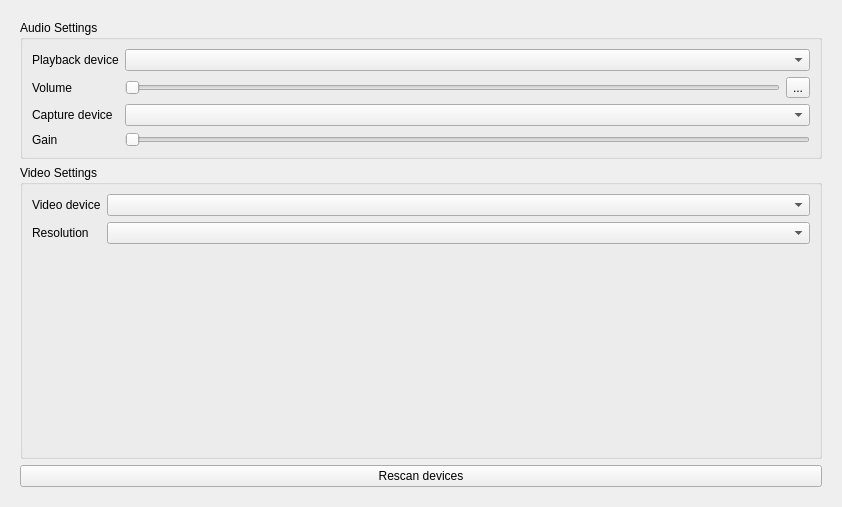
Qt form src/widget/form/settings/avform.ui (qTox/qTox) before a commit.
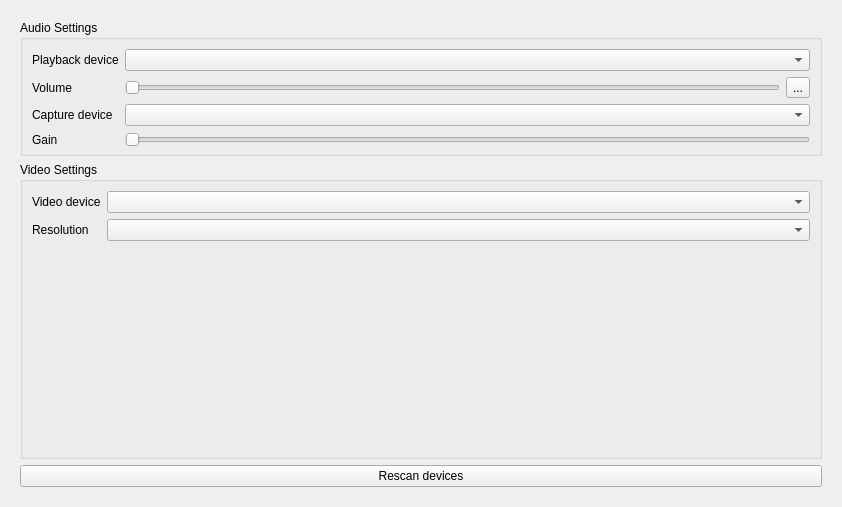
The same form after that commit. Icons and pictures are not drawn. Custom widgets are drawn as their Qt base class.

Commit message: fix(settingsform): Fix layout spacing

The edit to the form file:
```diff
--- a/src/widget/form/settings/avform.ui
+++ b/src/widget/form/settings/avform.ui
@@ -30,8 +30,8 @@
        <rect>
         <x>0</x>
         <y>0</y>
-        <width>824</width>
-        <height>489</height>
+        <width>830</width>
+        <height>495</height>
        </rect>
       </property>
       <layout class="QVBoxLayout" name="verticalLayout_5">
@@ -41,6 +41,9 @@
           <string>Audio Settings</string>
          </property>
          <layout class="QGridLayout" name="gridLayout_3">
+          <property name="bottomMargin">
+           <number>6</number>
+          </property>
           <item row="0" column="1" colspan="2">
            <widget class="QComboBox" name="outDevCombobox"/>
           </item>
```
The commit also changes 3 other files.
